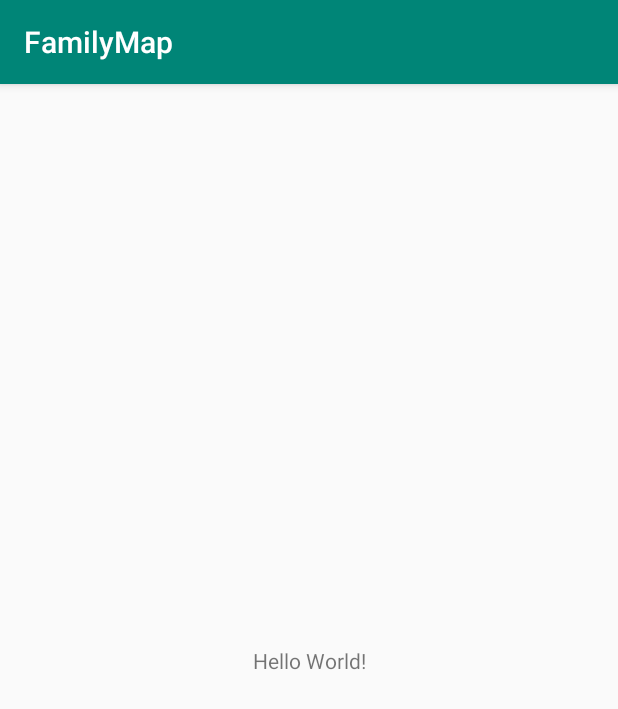
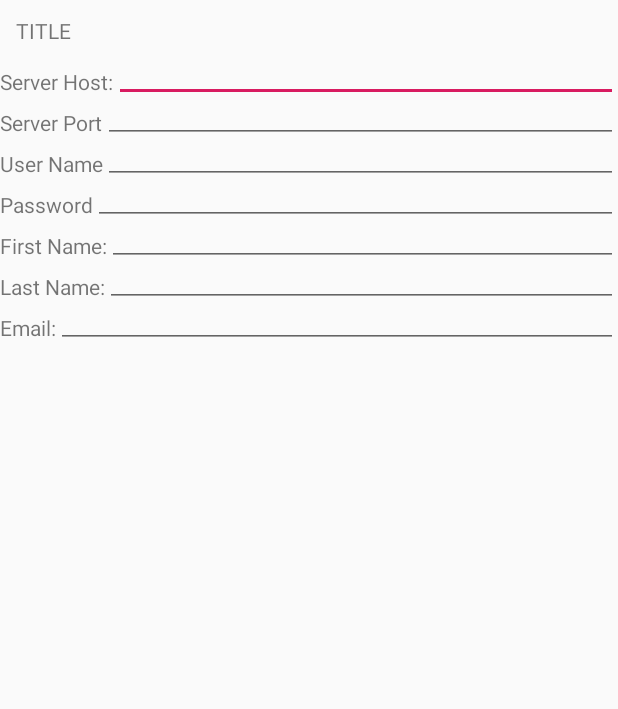
Before and after one commit to shadtorrie/FamilyMap, an Android app: the screen it shows after launch (MainActivity), on a phone screen of 412 x 824 dp. Shown: the top 709 px of the screen. Run offline under Robolectric (Android 15) with nearby library versions, the light colour scheme and no system bars.

Commit message:
starting ui

```diff
--- a/androidClient/app/build.gradle
+++ b/androidClient/app/build.gradle
@@ -22,6 +22,7 @@ dependencies {
     implementation fileTree(dir: 'libs', include: ['*.jar'])
     implementation 'com.android.support:appcompat-v7:28.0.0'
     implementation 'com.android.support.constraint:constraint-layout:1.1.3'
+    implementation 'com.android.support:support-v4:28.0.0'
     testImplementation 'junit:junit:4.12'
     androidTestImplementation 'com.android.support.test:runner:1.0.2'
     androidTestImplementation 'com.android.support.test.espresso:espresso-core:3.0.2'
--- /dev/null
+++ b/androidClient/app/src/main/java/com/shad/familymap/Login.java
@@ -0,0 +1,37 @@
+package com.shad.familymap;
+
+import android.content.Context;
+import android.net.Uri;
+import android.os.Bundle;
+import android.support.v4.app.Fragment;
+import android.view.LayoutInflater;
+import android.view.View;
+import android.view.ViewGroup;
+import android.widget.EditText;
+
+
+public class Login extends Fragment {
+    private String title;
+    private EditText server_host;
+    public static final String ARG_TITLE = "title";
+    public static final String ARG_SERVER_HOST= "serverHost";
+    public Login() {
+        // Required empty public constructor
+    }
+    @Override
+    public void onCreate(Bundle savedInstanceState) {
+        super.onCreate(savedInstanceState);
+        if (getArguments() != null) {
+            title = getArguments().getString(ARG_TITLE);
+        }
+    }
+
+    @Override
+    public View onCreateView(LayoutInflater inflater, ViewGroup container,
+                             Bundle savedInstanceState) {
+        // Inflate the layout for this fragment
+        View v = inflater.inflate(R.layout.fragment_login, container, false);
+        server_host = (EditText)v.findViewById(R.id.serverHost);
+        return v;
+    }
+}
--- a/androidClient/app/src/main/java/com/shad/familymap/MainActivity.java
+++ b/androidClient/app/src/main/java/com/shad/familymap/MainActivity.java
@@ -1,13 +1,27 @@
 package com.shad.familymap;
 
+import android.support.v4.app.FragmentActivity;
+import android.support.v4.app.FragmentManager;
 import android.support.v7.app.AppCompatActivity;
 import android.os.Bundle;
 
-public class MainActivity extends AppCompatActivity {
-
+public class MainActivity extends FragmentActivity {
+    Login loginFragment;
     @Override
     protected void onCreate(Bundle savedInstanceState) {
         super.onCreate(savedInstanceState);
         setContentView(R.layout.activity_main);
+        FragmentManager fm = this.getSupportFragmentManager();
+        loginFragment = (Login)fm.findFragmentById(R.id.LoginFrameLayout);
+        if (loginFragment == null) {
+            loginFragment = new Login();
+            Bundle args = new Bundle();
+            args.putString(loginFragment.ARG_TITLE, "Login");
+            loginFragment.setArguments(args);
+            fm.beginTransaction()
+                    .add(R.id.LoginFrameLayout, loginFragment)
+                    .commit();
+        }
+
     }
 }
--- a/androidClient/app/src/main/res/layout/activity_main.xml
+++ b/androidClient/app/src/main/res/layout/activity_main.xml
@@ -1,18 +1,17 @@
 <?xml version="1.0" encoding="utf-8"?>
-<android.support.constraint.ConstraintLayout xmlns:android="http://schemas.android.com/apk/res/android"
+<RelativeLayout xmlns:android="http://schemas.android.com/apk/res/android"
     xmlns:app="http://schemas.android.com/apk/res-auto"
     xmlns:tools="http://schemas.android.com/tools"
     android:layout_width="match_parent"
     android:layout_height="match_parent"
     tools:context=".MainActivity">
+    <FrameLayout
+        android:layout_width="match_parent"
+        android:layout_height="wrap_content"
+        android:layout_alignParentTop="true"
+        android:layout_centerHorizontal="true"
+        android:id="@+id/LoginFrameLayout">
+    </FrameLayout>
 
-    <TextView
-        android:layout_width="wrap_content"
-        android:layout_height="wrap_content"
-        android:text="Hello World!"
-        app:layout_constraintBottom_toBottomOf="parent"
-        app:layout_constraintLeft_toLeftOf="parent"
-        app:layout_constraintRight_toRightOf="parent"
-        app:layout_constraintTop_toTopOf="parent" />
 
-</android.support.constraint.ConstraintLayout>
+</RelativeLayout>
--- /dev/null
+++ b/androidClient/app/src/main/res/layout/fragment_login.xml
@@ -0,0 +1,228 @@
+<?xml version="1.0" encoding="utf-8"?>
+<LinearLayout xmlns:android="http://schemas.android.com/apk/res/android"
+    xmlns:tools="http://schemas.android.com/tools"
+    android:layout_width="match_parent"
+    android:layout_height="match_parent"
+    tools:context=".Login"
+    android:orientation="vertical">
+
+    <TextView
+        android:layout_width="match_parent"
+        android:layout_height="wrap_content"
+        android:textAppearance="?android:attr/textAppearanceSmall"
+        android:text="@string/title"
+        android:layout_margin="5dp"
+        android:padding="5dp"
+        android:id="@+id/titleTextView" />
+    <LinearLayout
+        android:layout_width="match_parent"
+        android:layout_height="wrap_content"
+        android:rowCount="6"
+        android:columnCount="2"
+        android:verticalSpacing="0dp"
+        android:horizontalSpacing="0dp"
+        android:useDefaultMargins="false"
+        android:orientation="vertical">
+        <LinearLayout
+            android:layout_width="match_parent"
+            android:layout_height="wrap_content"
+            android:rowCount="6"
+            android:columnCount="2"
+            android:verticalSpacing="0dp"
+            android:horizontalSpacing="0dp"
+            android:useDefaultMargins="false"
+            android:orientation="horizontal">
+
+            <TextView
+                android:textAppearance="?android:attr/textAppearanceSmall"
+                android:text="@string/server_host"
+                android:id="@+id/serverHostView"
+                android:layout_margin="0dp"
+                android:padding="0dp"
+                android:layout_height="wrap_content"
+                android:layout_width="wrap_content" />
+
+            <EditText
+                android:id="@+id/serverHost"
+                android:layout_margin="0dp"
+                android:inputType="numberDecimal"
+                android:padding="0dp"
+                android:textAppearance="?android:attr/textAppearanceSmall"
+                android:layout_height="wrap_content"
+                android:layout_width="fill_parent" />
+        </LinearLayout>
+        <LinearLayout
+            android:layout_width="match_parent"
+            android:layout_height="wrap_content"
+            android:rowCount="6"
+            android:columnCount="2"
+            android:verticalSpacing="0dp"
+            android:horizontalSpacing="0dp"
+            android:useDefaultMargins="false"
+            android:orientation="horizontal">
+            <TextView
+                android:textAppearance="?android:attr/textAppearanceSmall"
+                android:text="@string/server_port"
+                android:id="@+id/serverPortView"
+                android:layout_margin="0dp"
+                android:padding="0dp"
+                android:layout_height="wrap_content"
+                android:layout_width="wrap_content" />
+
+            <EditText
+                android:id="@+id/serverPort"
+                android:layout_height="wrap_content"
+                android:layout_margin="0dp"
+                android:layout_weight="1"
+                android:inputType="number"
+                android:padding="0dp"
+                android:textAppearance="?android:attr/textAppearanceSmall"
+                android:layout_row="0"
+                android:layout_width="wrap_content" />
+        </LinearLayout>
+
+
+        <LinearLayout
+            android:layout_width="match_parent"
+            android:layout_height="wrap_content"
+            android:rowCount="6"
+            android:columnCount="2"
+            android:verticalSpacing="0dp"
+            android:horizontalSpacing="0dp"
+            android:useDefaultMargins="false"
+            android:orientation="horizontal">
+            <TextView
+                android:textAppearance="?android:attr/textAppearanceSmall"
+                android:text="@string/user_name"
+                android:id="@+id/usernameView"
+                android:layout_margin="0dp"
+                android:padding="0dp"
+                android:layout_height="wrap_content"
+                android:layout_width="wrap_content" />
+            <EditText
+                android:id="@+id/username"
+                android:layout_width="fill_parent"
+                android:layout_height="wrap_content"
+                android:layout_margin="0dp"
+                android:layout_weight="1"
+                android:inputType="text"
+                android:padding="0dp"
+                android:textAppearance="?android:attr/textAppearanceSmall" />
+        </LinearLayout>
+        <LinearLayout
+            android:layout_width="match_parent"
+            android:layout_height="wrap_content"
+            android:rowCount="6"
+            android:columnCount="2"
+            android:verticalSpacing="0dp"
+            android:horizontalSpacing="0dp"
+            android:useDefaultMargins="false"
+            android:orientation="horizontal">
+        <TextView
+            android:textAppearance="?android:attr/textAppearanceSmall"
+            android:text="@string/password"
+            android:id="@+id/passwordView"
+            android:layout_margin="0dp"
+            android:padding="0dp"
+            android:layout_height="wrap_content"
+            android:layout_width="wrap_content" />
+
+
+        <EditText
+            android:id="@+id/password"
+            android:layout_width="fill_parent"
+            android:layout_height="wrap_content"
+            android:layout_margin="0dp"
+            android:layout_weight="1"
+            android:inputType="textPassword"
+            android:padding="0dp"
+            android:textAppearance="?android:attr/textAppearanceSmall" />
+        </LinearLayout>
+        <LinearLayout
+            android:layout_width="match_parent"
+            android:layout_height="wrap_content"
+            android:rowCount="6"
+            android:columnCount="2"
+            android:verticalSpacing="0dp"
+            android:horizontalSpacing="0dp"
+            android:useDefaultMargins="false"
+            android:orientation="horizontal">
+        <TextView
+            android:textAppearance="?android:attr/textAppearanceSmall"
+            android:text="@string/first_name"
+            android:id="@+id/firstNameView"
+            android:layout_margin="0dp"
+            android:padding="0dp"
+            android:layout_height="wrap_content"
+            android:layout_width="wrap_content"/>
+
+        <EditText
+            android:id="@+id/firstName"
+            android:layout_width="fill_parent"
+            android:layout_height="wrap_content"
+            android:layout_margin="0dp"
+            android:layout_weight="1"
+            android:inputType="text"
+            android:padding="0dp"
+            android:textAppearance="?android:attr/textAppearanceSmall" />
+        </LinearLayout>
+        <LinearLayout
+            android:layout_width="match_parent"
+            android:layout_height="wrap_content"
+            android:rowCount="6"
+            android:columnCount="2"
+            android:verticalSpacing="0dp"
+            android:horizontalSpacing="0dp"
+            android:useDefaultMargins="false"
+            android:orientation="horizontal">
+            <TextView
+                android:textAppearance="?android:attr/textAppearanceSmall"
+                android:text="@string/last_name"
+                android:id="@+id/lastNameView"
+                android:layout_margin="0dp"
+                android:padding="0dp"
+                android:layout_height="wrap_content"
+                android:layout_width="wrap_content"/>
+
+            <EditText
+                android:id="@+id/lastName"
+                android:layout_width="333dp"
+                android:layout_height="wrap_content"
+                android:layout_margin="0dp"
+                android:layout_weight="1"
+                android:inputType="text"
+                android:padding="0dp"
+                android:textAppearance="?android:attr/textAppearanceSmall" />
+        </LinearLayout>
+        <LinearLayout
+            android:layout_width="match_parent"
+            android:layout_height="wrap_content"
+            android:rowCount="6"
+            android:columnCount="2"
+            android:verticalSpacing="0dp"
+            android:horizontalSpacing="0dp"
+            android:useDefaultMargins="false"
+            android:orientation="horizontal">
+            <TextView
+                android:textAppearance="?android:attr/textAppearanceSmall"
+                android:text="@string/email"
+                android:id="@+id/emailView"
+                android:layout_margin="0dp"
+                android:padding="0dp"
+                android:layout_height="wrap_content"
+                android:layout_width="wrap_content"/>
+
+            <EditText
+                android:id="@+id/email"
+                android:layout_width="fill_parent"
+                android:layout_height="wrap_content"
+                android:layout_margin="0dp"
+                android:layout_weight="1"
+                android:inputType="textEmailAddress"
+                android:padding="0dp"
+                android:textAppearance="?android:attr/textAppearanceSmall" />
+        </LinearLayout>
+
+    </LinearLayout>
+
+</LinearLayout>
--- /dev/null
+++ b/androidClient/app/src/main/res/values/ids.xml
@@ -0,0 +1,4 @@
+<?xml version="1.0" encoding="utf-8"?>
+<resources>
+    <item name="mapFrameLayout" type="id" />
+</resources>
--- a/androidClient/app/src/main/res/values/strings.xml
+++ b/androidClient/app/src/main/res/values/strings.xml
@@ -1,3 +1,13 @@
 <resources>
     <string name="app_name">FamilyMap</string>
+    <string name="server_host">Server Host:</string>
+    <string name="server_port">Server Port</string>
+    <string name="user_name">User Name</string>
+    <string name="password">Password</string>
+    <string name="first_name">First Name:</string>
+    <string name="last_name">Last Name:</string>
+    <string name="title">TITLE</string>
+    <string name="email">Email:</string>
+
+    <!-- TODO: Remove or change this placeholder text -->
 </resources>
```
